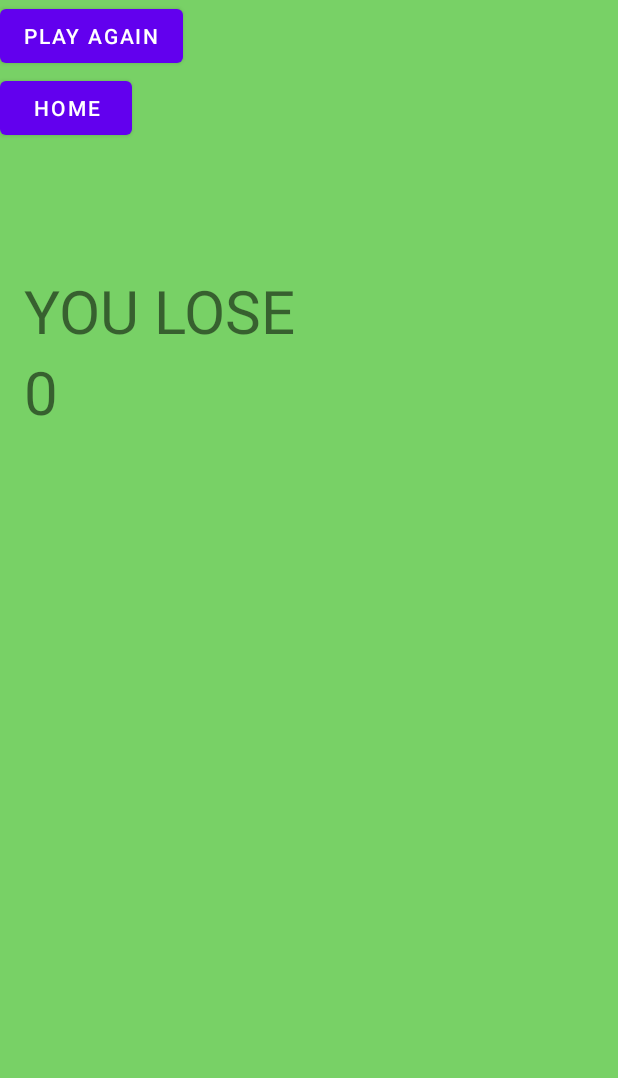
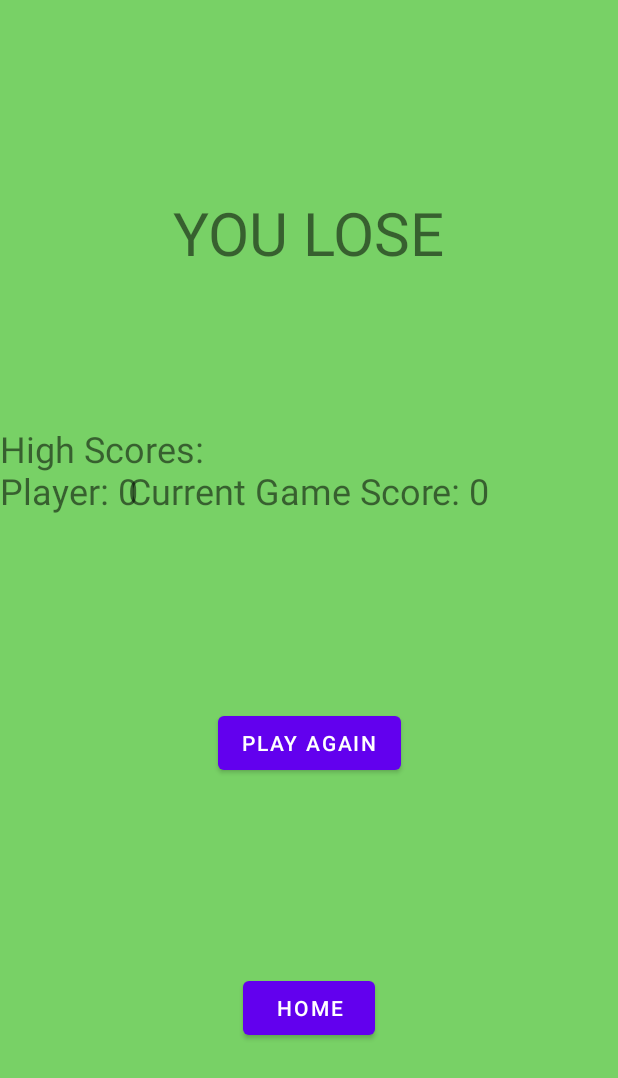
Before and after one commit to nmalamug/REVENGETABLES, an Android app: the LoseScreenFragment screen opened through its navigation route, on a phone screen of 412 x 824 dp. Shown: the top 1078 px of the screen. Run offline under Robolectric (Android 15) with nearby library versions, the phone set to English and light mode, and no system bars; our stand-ins replace navigation-ui; 1 statement that could not run was skipped.

Commit message:
HighScore System Working

```diff
--- a/app/src/main/java/com/example/knightslabyrinth/LoseScreenFragment.java
+++ b/app/src/main/java/com/example/knightslabyrinth/LoseScreenFragment.java
@@ -1,43 +1,57 @@
 package com.example.knightslabyrinth;
-import android.graphics.PointF;
+
 import android.os.Bundle;
 import android.view.LayoutInflater;
-import android.view.MotionEvent;
 import android.view.View;
 import android.view.ViewGroup;
+import android.widget.Button;
+import android.widget.LinearLayout;
+import android.widget.TextView;
 
 import androidx.annotation.NonNull;
 import androidx.fragment.app.Fragment;
 import androidx.navigation.fragment.NavHostFragment;
 
-import com.example.knightslabyrinth.databinding.FragmentLoseScreenBinding;
+import java.util.List;
+public class LoseScreenFragment extends Fragment {
 
-public class LoseScreenFragment extends Fragment{
-
-    private FragmentLoseScreenBinding binding;
+    private TextView textView2;
+    private Button buttonMenu;
+    private Button buttonGame;
+    private LinearLayout linearLayoutHighScores;
+    private ScoreBoard scoreBoard;
 
     @Override
-    public View onCreateView(
-            LayoutInflater inflater, ViewGroup container,
-            Bundle savedInstanceState
-    ) {
-
-        binding = FragmentLoseScreenBinding.inflate(inflater, container, false);
-        return binding.getRoot();
-
+    public View onCreateView(LayoutInflater inflater, ViewGroup container,
+                             Bundle savedInstanceState) {
+        return inflater.inflate(R.layout.fragment_lose_screen, container, false);
     }
 
+    @Override
     public void onViewCreated(@NonNull View view, Bundle savedInstanceState) {
         super.onViewCreated(view, savedInstanceState);
-        binding.textView2.setText(String.valueOf(MainActivity.settings.getLastScore()));
-        binding.buttonMenu.setOnClickListener(new View.OnClickListener() {
+
+        textView2 = view.findViewById(R.id.textView2);
+        buttonMenu = view.findViewById(R.id.buttonMenu);
+        buttonGame = view.findViewById(R.id.buttonGame);
+        linearLayoutHighScores = view.findViewById(R.id.linearLayoutHighScores);
+
+        scoreBoard = new ScoreBoard(getContext());
+        // Save the current game's score
+        int currentScore = MainActivity.settings.getLastScore();
+        scoreBoard.saveScore("Player", currentScore);
+
+        displayHighScores();
+
+        textView2.setText("Current Game Score: " + String.valueOf(currentScore));
+        buttonMenu.setOnClickListener(new View.OnClickListener() {
             @Override
             public void onClick(View view) {
                 NavHostFragment.findNavController(LoseScreenFragment.this)
                         .navigate(R.id.action_Lose_screen_to_Home);
             }
         });
-        binding.buttonGame.setOnClickListener(new View.OnClickListener() {
+        buttonGame.setOnClickListener(new View.OnClickListener() {
             @Override
             public void onClick(View view) {
                 NavHostFragment.findNavController(LoseScreenFragment.this)
@@ -46,10 +60,18 @@ public class LoseScreenFragment extends Fragment{
         });
     }
 
-    @Override
-    public void onDestroyView() {
-        super.onDestroyView();
-        binding = null;
+    private void displayHighScores() {
+        List<String> highScores = scoreBoard.getHighScores();
+        StringBuilder highScoresText = new StringBuilder("High Scores:\n");
+
+        for (String highScore : highScores) {
+            highScoresText.append(highScore).append("\n");
+        }
+
+        TextView textView = new TextView(getContext());
+        textView.setText(highScoresText.toString());
+        textView.setTextSize(24);
+        linearLayoutHighScores.addView(textView);
     }
 
 }
--- a/app/src/main/java/com/example/knightslabyrinth/MonsterView.java
+++ b/app/src/main/java/com/example/knightslabyrinth/MonsterView.java
@@ -110,7 +110,6 @@ public class MonsterView extends View {
             float x = random.nextFloat() * windowWidth;
             float y = 0;
             float speed = 5; //random.nextFloat() * 10 + 5; // Random speed between 5 and 15
-
             int movementType = random.nextInt(3);
             int monsterColor = getMonsterColor(movementType);
             long monsterPtr = createMonster(x, y, speed, windowWidth, windowHeight, monsterColor, movementType);
--- /dev/null
+++ b/app/src/main/java/com/example/knightslabyrinth/ScoreBoard.java
@@ -0,0 +1,64 @@
+package com.example.knightslabyrinth;
+import android.content.Context;
+import android.content.SharedPreferences;
+
+import java.util.ArrayList;
+import java.util.Collections;
+import java.util.Comparator;
+import java.util.List;
+import java.util.Map;
+import java.util.Set;
+import java.util.TreeSet;
+
+public class ScoreBoard {
+    private static final String PREFERENCES_KEY = "ScoreBoard_preferences";
+    private static final int MAX_HIGH_SCORES = 10;
+    private SharedPreferences sharedPreferences;
+
+    public ScoreBoard(Context context) {
+        sharedPreferences = context.getSharedPreferences(PREFERENCES_KEY, Context.MODE_PRIVATE);
+    }
+
+    // Method to save a score for a specific player
+    public void saveScore(String playerName, int score) {
+        SharedPreferences.Editor editor = sharedPreferences.edit();
+        Set<String> highScores = sharedPreferences.getStringSet("high_scores", new TreeSet<>());
+
+        if (highScores.size() < MAX_HIGH_SCORES) {
+            highScores.add(score + "_" + playerName);
+        } else {
+            String lowestScoreEntry = Collections.min(highScores, Comparator.comparingInt(s -> Integer.parseInt(s.split("_")[0])));
+            int lowestScore = Integer.parseInt(lowestScoreEntry.split("_")[0]);
+            if (score > lowestScore) {
+                highScores.remove(lowestScoreEntry);
+                highScores.add(score + "_" + playerName);
+            }
+        }
+
+        editor.putStringSet("high_scores", highScores);
+        editor.apply();
+    }
+
+    // Method to retrieve all high scores from the scoreboard
+    public List<String> getHighScores() {
+        // Get the high scores set from SharedPreferences
+        Set<String> highScores = sharedPreferences.getStringSet("high_scores", new TreeSet<>());
+
+        List<String> sortedHighScores = new ArrayList<>(highScores);
+        Collections.sort(sortedHighScores, (o1, o2) -> {
+            int score1 = Integer.parseInt(o1.split("_")[0]);
+            int score2 = Integer.parseInt(o2.split("_")[0]);
+            return Integer.compare(score2, score1);
+        });
+
+        // Convert the high scores set to a more readable format
+        List<String> highScoreList = new ArrayList<>();
+        for (String highScore : sortedHighScores) {
+            String[] parts = highScore.split("_");
+            int score = Integer.parseInt(parts[0]);
+            String playerName = parts[1];
+            highScoreList.add(playerName + ": " + score);
+        }
+        return highScoreList;
+    }
+}
--- a/app/src/main/res/layout/fragment_lose_screen.xml
+++ b/app/src/main/res/layout/fragment_lose_screen.xml
@@ -11,19 +11,21 @@
         android:id="@+id/textView"
         android:layout_width="wrap_content"
         android:layout_height="wrap_content"
-        android:layout_marginStart="16dp"
-        android:layout_marginTop="180dp"
         android:text="YOU LOSE"
         android:textSize="40sp"
+        app:layout_constraintBottom_toTopOf="@+id/textView2"
+        app:layout_constraintEnd_toEndOf="parent"
         app:layout_constraintStart_toStartOf="parent"
         app:layout_constraintTop_toTopOf="parent" />
+
     <TextView
         android:id="@+id/textView2"
         android:layout_width="wrap_content"
         android:layout_height="wrap_content"
-        android:layout_marginStart="16dp"
-        android:text="YOU LOSE"
-        android:textSize="40sp"
+        android:text="Your Score: 0"
+        android:textSize="24sp"
+        app:layout_constraintBottom_toTopOf="@+id/buttonGame"
+        app:layout_constraintEnd_toEndOf="parent"
         app:layout_constraintStart_toStartOf="parent"
         app:layout_constraintTop_toBottomOf="@id/textView" />
 
@@ -32,14 +34,38 @@
         android:layout_width="wrap_content"
         android:layout_height="wrap_content"
         android:text="Play Again"
+        app:layout_constraintBottom_toTopOf="@+id/buttonMenu"
+        app:layout_constraintEnd_toEndOf="parent"
         app:layout_constraintStart_toStartOf="parent"
-        app:layout_constraintTop_toTopOf="parent" />
+        app:layout_constraintTop_toBottomOf="@+id/textView2" />
 
     <Button
         android:id="@+id/buttonMenu"
         android:layout_width="wrap_content"
         android:layout_height="wrap_content"
         android:text="Home"
+        app:layout_constraintBottom_toBottomOf="parent"
+        app:layout_constraintEnd_toEndOf="parent"
         app:layout_constraintStart_toStartOf="parent"
-        app:layout_constraintTop_toBottomOf="@id/buttonGame" />
+        app:layout_constraintTop_toBottomOf="@+id/buttonGame" />
+
+    <ScrollView
+        android:id="@+id/scrollViewHighScores"
+        android:layout_width="match_parent"
+        android:layout_height="wrap_content"
+        app:layout_constraintBottom_toTopOf="@+id/buttonGame"
+        app:layout_constraintEnd_toEndOf="parent"
+        app:layout_constraintStart_toStartOf="parent"
+        app:layout_constraintTop_toBottomOf="@id/textView">
+
+        <LinearLayout
+            android:id="@+id/linearLayoutHighScores"
+            android:layout_width="match_parent"
+            android:layout_height="wrap_content"
+            android:orientation="vertical">
+        </LinearLayout>
+
+    </ScrollView>
+
+
 </androidx.constraintlayout.widget.ConstraintLayout>
```
Also changed, not shown: app/src/main/java/com/example/knightslabyrinth/FirstFragment.java (deleted, +0 -47 lines), app/src/main/java/com/example/knightslabyrinth/GameScreenFragment.java (+9 -0 lines), app/src/main/java/com/example/knightslabyrinth/HighScoreFragment.java (+20 -1 lines), app/src/main/java/com/example/knightslabyrinth/HighScoreView.java (added, +52 -0 lines), app/src/main/java/com/example/knightslabyrinth/SecondFragment.java (deleted, +0 -42 lines), app/src/main/res/layout/fragment_high_score.xml (+24 -25 lines).
